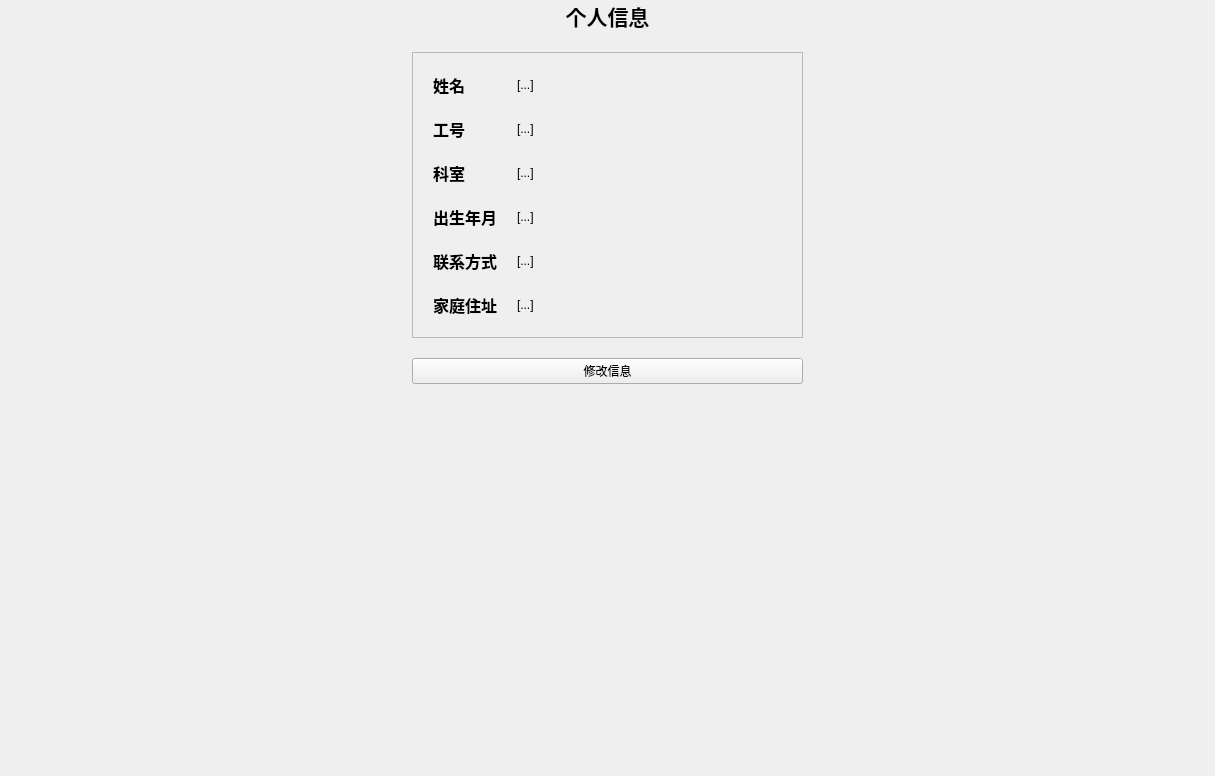
Above: client/doctor/doctorinfopage.ui from laonuo2004/cpp-qt-medical-system before the change. Below: the same form after it.
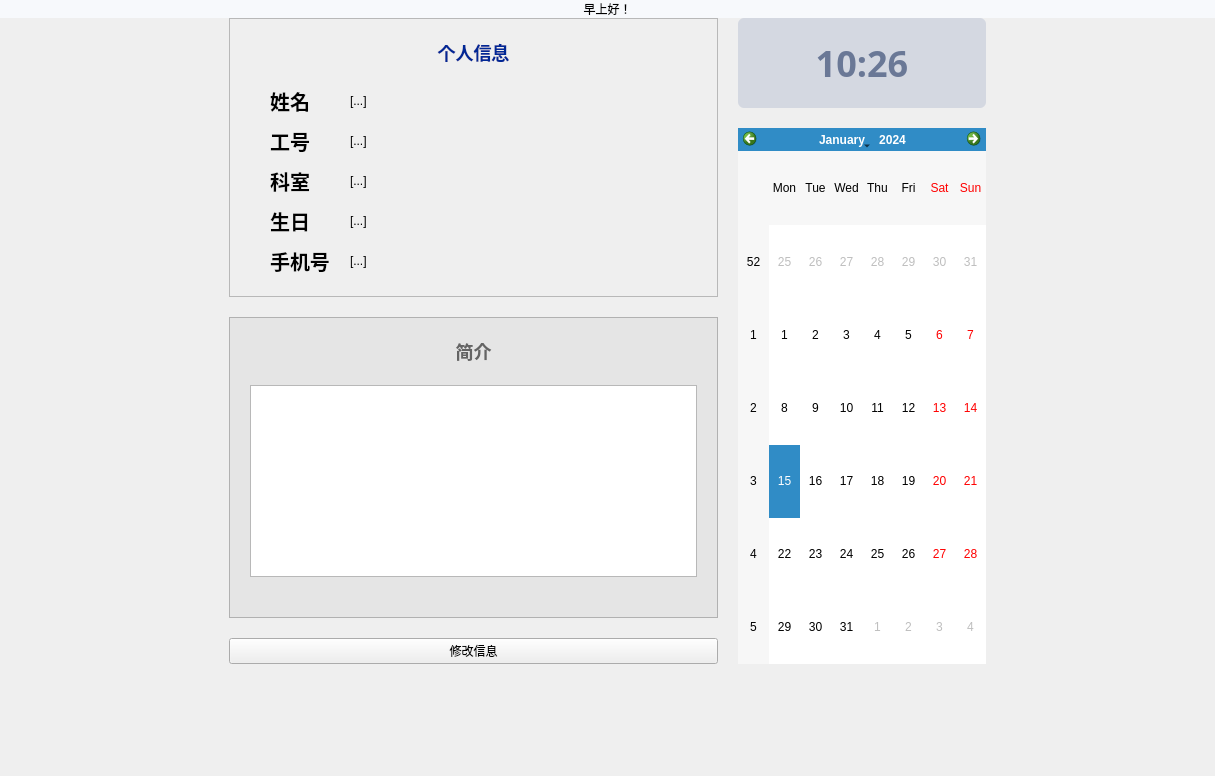
That is the form after the change. Icons and pictures are not drawn.

Patch:
```diff
--- a/client/doctor/doctorinfopage.ui
+++ b/client/doctor/doctorinfopage.ui
@@ -13,22 +13,40 @@
   <property name="windowTitle">
    <string>Form</string>
   </property>
+  <layout class="QVBoxLayout" name="verticalLayout">
+   <property name="spacing">
+    <number>0</number>
+   </property>
+   <property name="leftMargin">
+    <number>0</number>
+   </property>
+   <property name="topMargin">
+    <number>0</number>
+   </property>
+   <property name="rightMargin">
+    <number>0</number>
+   </property>
+   <property name="bottomMargin">
+    <number>0</number>
+   </property>
+   <item>
+    <widget class="QLabel" name="fullHeaderLabel">
+     <property name="styleSheet">
+      <string notr="true">background-color: #F7F9FC;</string>
+     </property>
+     <property name="text">
+      <string>早上好！</string>
+     </property>
+     <property name="alignment">
+      <set>Qt::AlignCenter</set>
+     </property>
+    </widget>
+   </item>
+   <item>
   <layout class="QHBoxLayout" name="horizontalLayout_2">
    <property name="spacing">
     <number>20</number>
    </property>
-   <property name="leftMargin">
-    <number>20</number>
-   </property>
-   <property name="topMargin">
-    <number>0</number>
-   </property>
-   <property name="rightMargin">
-    <number>20</number>
-   </property>
-   <property name="bottomMargin">
-    <number>20</number>
-   </property>
    <item>
     <spacer name="horizontalSpacer">
      <property name="orientation">
@@ -36,23 +54,70 @@
      </property>
      <property name="sizeHint" stdset="0">
       <size>
-       <width>264</width>
+         <width>36</width>
        <height>17</height>
       </size>
      </property>
     </spacer>
    </item>
    <item>
-    <layout class="QVBoxLayout" name="verticalLayout">
+      <layout class="QVBoxLayout" name="verticalLayout_2">
+       <property name="spacing">
+        <number>20</number>
+       </property>
      <item>
-      <widget class="QLabel" name="HeaderLabel">
+        <widget class="QFrame" name="CardFrame_2">
+         <property name="sizePolicy">
+          <sizepolicy hsizetype="Preferred" vsizetype="Preferred">
+           <horstretch>0</horstretch>
+           <verstretch>0</verstretch>
+          </sizepolicy>
+         </property>
+         <property name="frameShape">
+          <enum>QFrame::StyledPanel</enum>
+         </property>
+         <property name="frameShadow">
+          <enum>QFrame::Raised</enum>
+         </property>
+         <property name="class" stdset="0">
+          <string>cardFrame</string>
+         </property>
+         <layout class="QVBoxLayout" name="verticalLayout_6">
+          <property name="spacing">
+           <number>0</number>
+          </property>
+          <property name="leftMargin">
+           <number>20</number>
+          </property>
+          <property name="topMargin">
+           <number>20</number>
+          </property>
+          <property name="rightMargin">
+           <number>20</number>
+          </property>
+          <property name="bottomMargin">
+           <number>20</number>
+          </property>
+          <item>
+           <layout class="QVBoxLayout" name="verticalLayout_4">
+            <property name="spacing">
+             <number>20</number>
+            </property>
+            <item>
+             <widget class="QLabel" name="label_12">
        <property name="font">
         <font>
-         <pointsize>16</pointsize>
+                <family>Microsoft YaHei</family>
+                <pointsize>-1</pointsize>
          <weight>75</weight>
          <bold>true</bold>
         </font>
        </property>
+              <property name="styleSheet">
+               <string notr="true">font-family: &quot;Microsoft YaHei&quot;, &quot;Segoe UI&quot;, &quot;Arial&quot;, sans-serif;
+    font-size: 18px;
+color: rgb(0, 40, 150)</string>
+              </property>
        <property name="text">
         <string>个人信息</string>
        </property>
@@ -62,48 +127,33 @@
       </widget>
      </item>
      <item>
-      <widget class="QFrame" name="CardFrame">
-       <property name="frameShape">
-        <enum>QFrame::StyledPanel</enum>
-       </property>
-       <property name="frameShadow">
-        <enum>QFrame::Raised</enum>
-       </property>
-       <property name="class" stdset="0">
-        <string>cardFrame</string>
-       </property>
-       <layout class="QHBoxLayout" name="horizontalLayout">
-        <property name="spacing">
-         <number>20</number>
-        </property>
-        <property name="leftMargin">
-         <number>20</number>
-        </property>
-        <property name="topMargin">
-         <number>20</number>
-        </property>
-        <property name="rightMargin">
-         <number>20</number>
-        </property>
-        <property name="bottomMargin">
-         <number>20</number>
-        </property>
+             <layout class="QHBoxLayout" name="horizontalLayout_3">
         <item>
-         <layout class="QFormLayout" name="formLayout">
-          <property name="formAlignment">
-           <set>Qt::AlignLeading|Qt::AlignLeft|Qt::AlignVCenter</set>
-          </property>
+               <layout class="QFormLayout" name="formLayout_2">
           <property name="horizontalSpacing">
            <number>20</number>
           </property>
           <property name="verticalSpacing">
+                 <number>10</number>
+                </property>
+                <property name="leftMargin">
+                 <number>20</number>
+                </property>
+                <property name="rightMargin">
            <number>20</number>
           </property>
           <item row="0" column="0">
-           <widget class="QLabel" name="label">
+                 <widget class="QLabel" name="label_5">
+                  <property name="sizePolicy">
+                   <sizepolicy hsizetype="Preferred" vsizetype="Preferred">
+                    <horstretch>0</horstretch>
+                    <verstretch>0</verstretch>
+                   </sizepolicy>
+                  </property>
             <property name="font">
              <font>
-              <pointsize>12</pointsize>
+                    <family>Microsoft YaHei UI</family>
+                    <pointsize>15</pointsize>
               <weight>75</weight>
               <bold>true</bold>
              </font>
@@ -111,20 +161,23 @@
             <property name="text">
              <string>姓名</string>
             </property>
-           </widget>
-          </item>
-          <item row="0" column="1">
-           <widget class="QLabel" name="nameLabel">
-            <property name="text">
-             <string>[...]</string>
+                  <property name="alignment">
+                   <set>Qt::AlignCenter</set>
             </property>
            </widget>
           </item>
           <item row="1" column="0">
-           <widget class="QLabel" name="label_2">
+                 <widget class="QLabel" name="label_8">
+                  <property name="sizePolicy">
+                   <sizepolicy hsizetype="Preferred" vsizetype="Preferred">
+                    <horstretch>0</horstretch>
+                    <verstretch>0</verstretch>
+                   </sizepolicy>
+                  </property>
             <property name="font">
              <font>
-              <pointsize>12</pointsize>
+                    <family>Microsoft YaHei UI</family>
+                    <pointsize>15</pointsize>
               <weight>75</weight>
               <bold>true</bold>
              </font>
@@ -132,20 +185,23 @@
             <property name="text">
              <string>工号</string>
             </property>
-           </widget>
-          </item>
-          <item row="1" column="1">
-           <widget class="QLabel" name="idLabel">
-            <property name="text">
-             <string>[...]</string>
+                  <property name="alignment">
+                   <set>Qt::AlignCenter</set>
             </property>
            </widget>
           </item>
           <item row="2" column="0">
-           <widget class="QLabel" name="label_3">
+                 <widget class="QLabel" name="label_9">
+                  <property name="sizePolicy">
+                   <sizepolicy hsizetype="Preferred" vsizetype="Preferred">
+                    <horstretch>0</horstretch>
+                    <verstretch>0</verstretch>
+                   </sizepolicy>
+                  </property>
             <property name="font">
              <font>
-              <pointsize>12</pointsize>
+                    <family>Microsoft YaHei UI</family>
+                    <pointsize>15</pointsize>
               <weight>75</weight>
               <bold>true</bold>
              </font>
@@ -153,6 +209,83 @@
             <property name="text">
              <string>科室</string>
             </property>
+                  <property name="alignment">
+                   <set>Qt::AlignCenter</set>
+                  </property>
+                 </widget>
+                </item>
+                <item row="3" column="0">
+                 <widget class="QLabel" name="label_10">
+                  <property name="sizePolicy">
+                   <sizepolicy hsizetype="Preferred" vsizetype="Preferred">
+                    <horstretch>0</horstretch>
+                    <verstretch>0</verstretch>
+                   </sizepolicy>
+                  </property>
+                  <property name="font">
+                   <font>
+                    <family>Microsoft YaHei UI</family>
+                    <pointsize>15</pointsize>
+                    <weight>75</weight>
+                    <bold>true</bold>
+                   </font>
+                  </property>
+                  <property name="text">
+                   <string>生日</string>
+                  </property>
+                  <property name="alignment">
+                   <set>Qt::AlignCenter</set>
+                  </property>
+                 </widget>
+                </item>
+                <item row="4" column="0">
+                 <widget class="QLabel" name="label_11">
+                  <property name="sizePolicy">
+                   <sizepolicy hsizetype="Preferred" vsizetype="Preferred">
+                    <horstretch>0</horstretch>
+                    <verstretch>0</verstretch>
+                   </sizepolicy>
+                  </property>
+                  <property name="font">
+                   <font>
+                    <family>Microsoft YaHei UI</family>
+                    <pointsize>15</pointsize>
+                    <weight>75</weight>
+                    <bold>true</bold>
+                   </font>
+                  </property>
+                  <property name="text">
+                   <string>手机号</string>
+                  </property>
+                  <property name="alignment">
+                   <set>Qt::AlignCenter</set>
+                  </property>
+                 </widget>
+                </item>
+                <item row="0" column="1">
+                 <widget class="QLabel" name="nameLabel">
+                  <property name="sizePolicy">
+                   <sizepolicy hsizetype="Minimum" vsizetype="Preferred">
+                    <horstretch>0</horstretch>
+                    <verstretch>0</verstretch>
+                   </sizepolicy>
+                  </property>
+                  <property name="minimumSize">
+                   <size>
+                    <width>300</width>
+                    <height>0</height>
+                   </size>
+                  </property>
+                  <property name="text">
+                   <string>[...]</string>
+                  </property>
+                 </widget>
+                </item>
+                <item row="1" column="1">
+                 <widget class="QLabel" name="idLabel">
+                  <property name="text">
+                   <string>[...]</string>
+                  </property>
            </widget>
           </item>
           <item row="2" column="1">
@@ -162,20 +295,6 @@
             </property>
            </widget>
           </item>
-          <item row="3" column="0">
-           <widget class="QLabel" name="label_4">
-            <property name="font">
-             <font>
-              <pointsize>12</pointsize>
-              <weight>75</weight>
-              <bold>true</bold>
-             </font>
-            </property>
-            <property name="text">
-             <string>出生年月</string>
-            </property>
-           </widget>
-          </item>
           <item row="3" column="1">
            <widget class="QLabel" name="birthdayLabel">
             <property name="text">
@@ -183,20 +302,6 @@
             </property>
            </widget>
           </item>
-          <item row="4" column="0">
-           <widget class="QLabel" name="label_6">
-            <property name="font">
-             <font>
-              <pointsize>12</pointsize>
-              <weight>75</weight>
-              <bold>true</bold>
-             </font>
-            </property>
-            <property name="text">
-             <string>联系方式</string>
-            </property>
-           </widget>
-          </item>
           <item row="4" column="1">
            <widget class="QLabel" name="contactLabel">
             <property name="text">
@@ -204,27 +309,6 @@
             </property>
            </widget>
           </item>
-          <item row="5" column="0">
-           <widget class="QLabel" name="label_7">
-            <property name="font">
-             <font>
-              <pointsize>12</pointsize>
-              <weight>75</weight>
-              <bold>true</bold>
-             </font>
-            </property>
-            <property name="text">
-             <string>家庭住址</string>
-            </property>
-           </widget>
-          </item>
-          <item row="5" column="1">
-           <widget class="QLabel" name="addressLabel">
-            <property name="text">
-             <string>[...]</string>
-            </property>
-           </widget>
-          </item>
          </layout>
         </item>
         <item>
@@ -253,6 +337,79 @@
          </widget>
         </item>
        </layout>
+            </item>
+           </layout>
+          </item>
+         </layout>
+        </widget>
+       </item>
+       <item>
+        <widget class="QFrame" name="cardFrame">
+         <property name="styleSheet">
+          <string notr="true">#cardFrame{background-color: rgb(229, 229, 229)}
+</string>
+         </property>
+         <property name="frameShape">
+          <enum>QFrame::StyledPanel</enum>
+         </property>
+         <property name="frameShadow">
+          <enum>QFrame::Raised</enum>
+         </property>
+         <property name="class" stdset="0">
+          <string>cardFrame</string>
+         </property>
+         <layout class="QVBoxLayout" name="verticalLayout_3">
+          <property name="spacing">
+           <number>0</number>
+          </property>
+          <property name="leftMargin">
+           <number>20</number>
+          </property>
+          <property name="topMargin">
+           <number>20</number>
+          </property>
+          <property name="rightMargin">
+           <number>20</number>
+          </property>
+          <property name="bottomMargin">
+           <number>40</number>
+          </property>
+          <item>
+           <layout class="QVBoxLayout" name="verticalLayout_5">
+            <property name="spacing">
+             <number>20</number>
+            </property>
+            <item>
+             <widget class="QLabel" name="label_15">
+              <property name="font">
+               <font>
+                <family>Microsoft YaHei</family>
+                <pointsize>-1</pointsize>
+                <weight>75</weight>
+                <italic>false</italic>
+                <bold>true</bold>
+               </font>
+              </property>
+              <property name="styleSheet">
+               <string notr="true">font-family: &quot;Microsoft YaHei&quot;, &quot;Segoe UI&quot;, &quot;Arial&quot;, sans-serif;
+    font-size: 18px;
+
+color: rgb(100, 100, 100)</string>
+              </property>
+              <property name="text">
+               <string>简介</string>
+              </property>
+              <property name="alignment">
+               <set>Qt::AlignCenter</set>
+              </property>
+             </widget>
+            </item>
+            <item>
+             <widget class="QTextBrowser" name="introInput"/>
+            </item>
+           </layout>
+          </item>
+         </layout>
       </widget>
      </item>
      <item>
@@ -262,18 +419,45 @@
        </property>
       </widget>
      </item>
+      </layout>
+     </item>
      <item>
-      <spacer name="verticalSpacer">
-       <property name="orientation">
-        <enum>Qt::Vertical</enum>
+      <layout class="QVBoxLayout" name="rightPanel">
+       <property name="spacing">
+        <number>20</number>
        </property>
-       <property name="sizeHint" stdset="0">
-        <size>
-         <width>20</width>
-         <height>76</height>
-        </size>
-       </property>
-      </spacer>
+       <item>
+        <widget class="QLabel" name="timeDisplay">
+         <property name="font">
+          <font>
+           <family>Microsoft YaHei</family>
+           <pointsize>-1</pointsize>
+           <weight>75</weight>
+           <bold>true</bold>
+          </font>
+         </property>
+         <property name="styleSheet">
+          <string notr="true">#timeDisplay{
+    background-color: #D4D8E1; 
+    border-radius: 6px;                        
+    padding: 20px 20px;      
+    font-family: &quot;Microsoft YaHei&quot;, &quot;Segoe UI&quot;, &quot;Arial&quot;, sans-serif;
+font-size: 36px;
+color: rgb(106, 120, 150)                  
+}
+
+</string>
+         </property>
+         <property name="text">
+          <string>10:26</string>
+         </property>
+         <property name="alignment">
+          <set>Qt::AlignCenter</set>
+         </property>
+        </widget>
+       </item>
+       <item>
+        <widget class="QCalendarWidget" name="calendarWidget"/>
      </item>
     </layout>
    </item>
@@ -284,17 +468,32 @@
      </property>
      <property name="sizeHint" stdset="0">
       <size>
-       <width>263</width>
+         <width>36</width>
        <height>17</height>
       </size>
      </property>
     </spacer>
    </item>
   </layout>
- </widget>
- <tabstops>
-  <tabstop>SaveBtn</tabstop>
- </tabstops>
+   </item>
+   <item>
+    <widget class="QLabel" name="backImg">
+     <property name="sizePolicy">
+      <sizepolicy hsizetype="Expanding" vsizetype="Expanding">
+       <horstretch>0</horstretch>
+       <verstretch>0</verstretch>
+      </sizepolicy>
+     </property>
+     <property name="styleSheet">
+      <string notr="true">image: url(:/img/picture/roleBackPage.png);</string>
+     </property>
+     <property name="text">
+      <string/>
+     </property>
+    </widget>
+   </item>
+  </layout>
+ </widget>
  <resources>
   <include location="../res.qrc"/>
  </resources>
```
Lines whose indentation alone changed are shown as unchanged.
